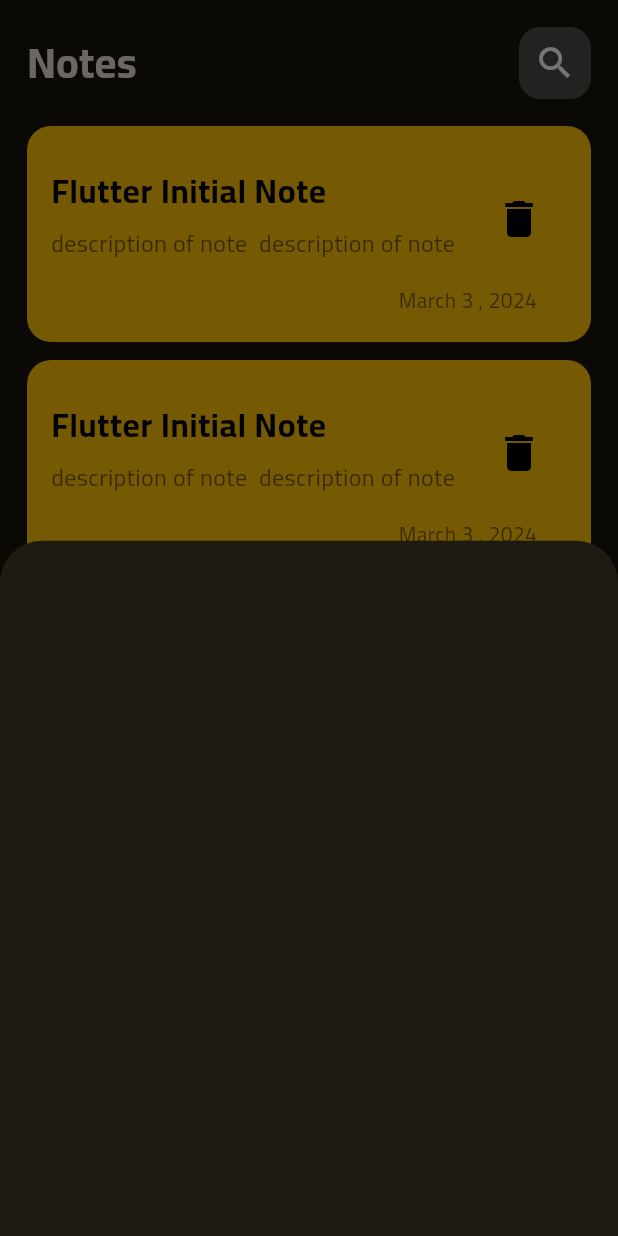
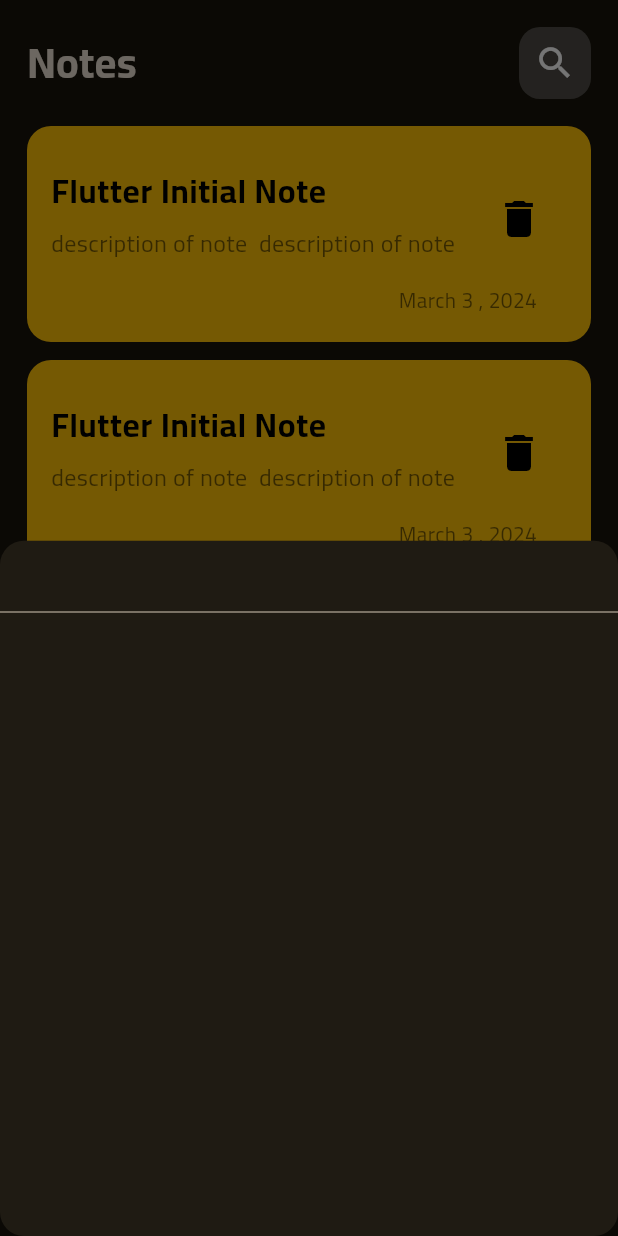
Before and after one commit to hashem2770/Notes, a Flutter app: the screen it shows after launch, after a tap on the "add" icon, on a phone screen of 412 x 824 dp. Run offline on Flutter 3.47's test engine with Material 3 defaults, Android fonts, the phone set to English and light mode, and no system bars.

Commit message:
add border radius to bottom sheet

```diff
--- a/lib/views/home_view/presentation/view/notes_view.dart
+++ b/lib/views/home_view/presentation/view/notes_view.dart
@@ -14,6 +14,9 @@ class NotesView extends StatelessWidget {
         backgroundColor: Colors.cyan[700],
         onPressed: () {
           showModalBottomSheet(
+            shape: RoundedRectangleBorder(
+              borderRadius: BorderRadius.circular(16),
+            ),
             context: context,
             builder: (context) => const AddNoteBottomSheet(),
           );
--- a/lib/views/home_view/presentation/widgets/add_note_bottom_sheet.dart
+++ b/lib/views/home_view/presentation/widgets/add_note_bottom_sheet.dart
@@ -1,4 +1,3 @@
-
 import 'package:flutter/material.dart';
 
 class AddNoteBottomSheet extends StatelessWidget {
@@ -6,6 +5,13 @@ class AddNoteBottomSheet extends StatelessWidget {
 
   @override
   Widget build(BuildContext context) {
-    return Container();
+    return Container(
+      child: Column(
+        children: [
+          TextFormField()
+        ],
+      ),
+
+    );
   }
 }
```
